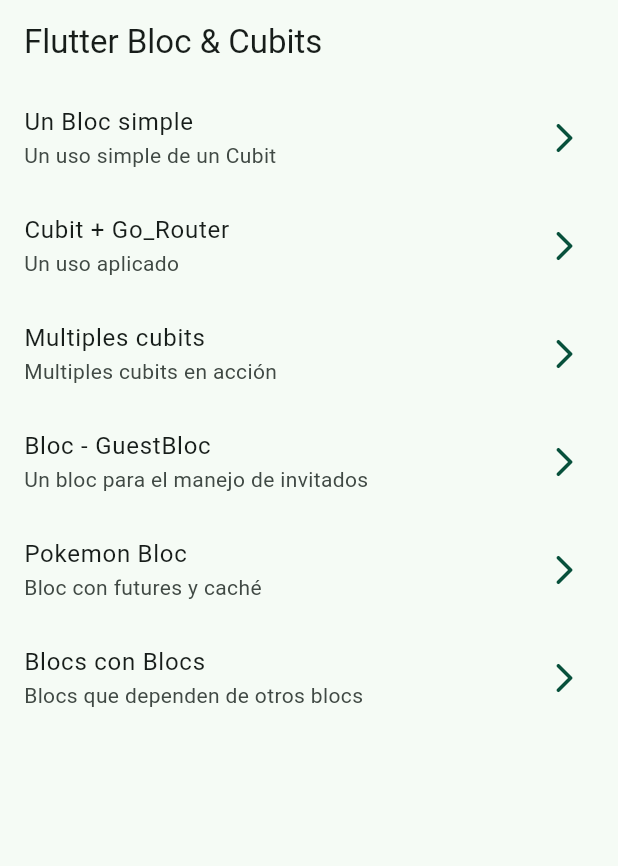
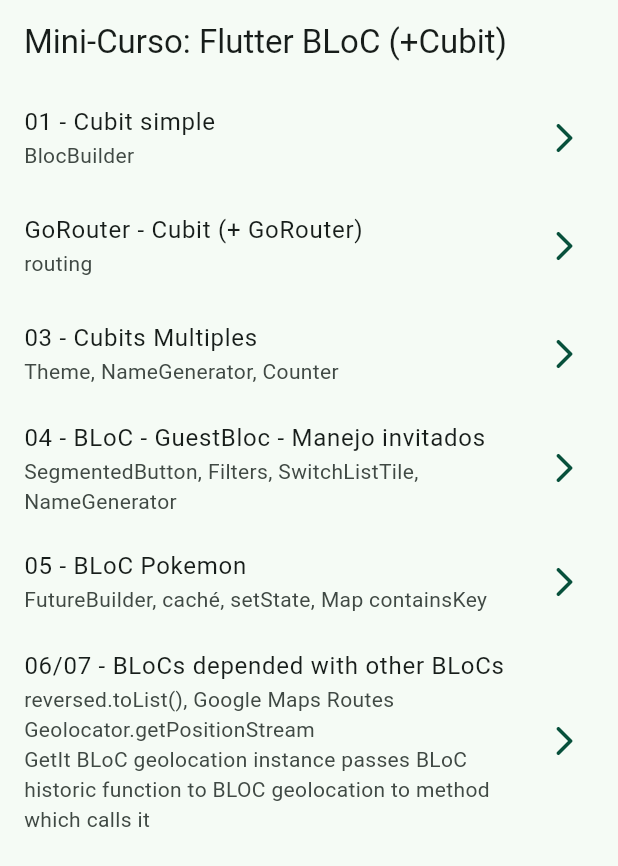
Before and after one commit to hesptech/flutter_bloc, a Flutter app: the screen it shows after launch, on a phone screen of 412 x 824 dp. Shown: the top 866 px of the screen. Run offline on Flutter 3.47's test engine with Material 2 defaults, Android fonts, the phone set to English and light mode, and no system bars; our stand-ins replace bloc, dio, equatable, flutter_bloc, geolocator, get_it and 1 more; missing offline and left inert: random_name_generator; statements that could not run were skipped.

Commit message:
refector: home_screen txt

```diff
--- a/lib/presentation/screens/03_multiple_cubits/multiple_cubits_screen.dart
+++ b/lib/presentation/screens/03_multiple_cubits/multiple_cubits_screen.dart
@@ -10,9 +10,9 @@ class MultipleCubitScreen extends StatelessWidget {
   @override
   Widget build(BuildContext context) {
 
-    final counterCubit = context.watch<CounterCubit>();
     final themeCubit = context.watch<ThemeCubit>();
     final usernameCubit = context.watch<UsernameCubit>();
+    final counterCubit = context.watch<CounterCubit>();
 
     return Scaffold(
       appBar: AppBar(
--- a/lib/presentation/screens/home/home_screen.dart
+++ b/lib/presentation/screens/home/home_screen.dart
@@ -8,7 +8,7 @@ class HomeScreen extends StatelessWidget {
   Widget build(BuildContext context) {
     return Scaffold(
       appBar: AppBar(
-        title: const Text('Flutter Bloc & Cubits'),
+        title: const Text('Mini-Curso: Flutter BLoC (+Cubit)'),
       ),
       body: const _HomeScreenView(),
     );
@@ -24,33 +24,33 @@ class _HomeScreenView extends StatelessWidget {
       children: const [
 
         _CustomListTile(
-            title: 'Un Bloc simple',
-            subTitle: 'Un uso simple de un Cubit',
+            title: '01 - Cubit simple',
+            subTitle: 'BlocBuilder',
             location: '/simple-cubit'),
 
         _CustomListTile(
-            title: 'Cubit + Go_Router',
-            subTitle: 'Un uso aplicado',
+            title: 'GoRouter - Cubit (+ GoRouter)',
+            subTitle: 'routing',
             location: '/cubit-router'),
 
         _CustomListTile(
-            title: 'Multiples cubits',
-            subTitle: 'Multiples cubits en acción',
+            title: '03 - Cubits Multiples',
+            subTitle: 'Theme, NameGenerator, Counter',
             location: '/cubit-state'),
 
         _CustomListTile(
-            title: 'Bloc - GuestBloc',
-            subTitle: 'Un bloc para el manejo de invitados',
+            title: '04 - BLoC - GuestBloc - Manejo invitados',
+            subTitle: 'SegmentedButton, Filters, SwitchListTile, NameGenerator',
             location: '/guest-bloc'),
 
         _CustomListTile(
-            title: 'Pokemon Bloc',
-            subTitle: 'Bloc con futures y caché',
+            title: '05 - BLoC Pokemon',
+            subTitle: 'FutureBuilder, caché, setState, Map containsKey',
             location: '/pokemon-bloc'),
 
         _CustomListTile(
-            title: 'Blocs con Blocs',
-            subTitle: 'Blocs que dependen de otros blocs',
+            title: '06/07 - BLoCs depended with other BLoCs',
+            subTitle: 'reversed.toList(), Google Maps Routes Geolocator.getPositionStream  \nGetIt BLoC geolocation instance passes BLoC historic function to BLOC geolocation to method which calls it',
             location: '/blocs-with-blocs'),
 
       ],
```
Also changed, not shown: 1 other file.
